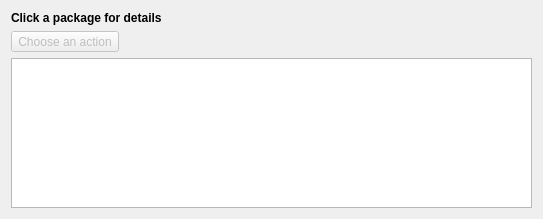
Above: src/MainTab.ui from KDE/discover before the change. Below: the same form after it.
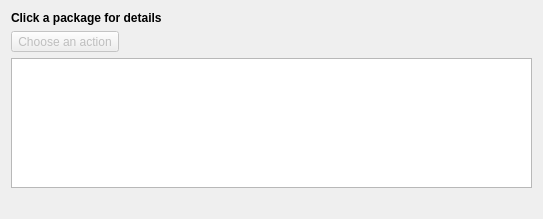
That is the form after the change. Custom widgets are drawn as their Qt base class.

Commit message: Add a label indicating if and for how long a package is supported by Canonical

Patch:
```diff
--- a/src/MainTab.ui
+++ b/src/MainTab.ui
@@ -97,6 +97,13 @@
    <item>
     <widget class="KTextBrowser" name="changelogBrowser"/>
    </item>
+   <item>
+    <widget class="QLabel" name="supportedLabel">
+     <property name="text">
+      <string/>
+     </property>
+    </widget>
+   </item>
   </layout>
  </widget>
  <customwidgets>
```
The commit also changes 2 other files.
